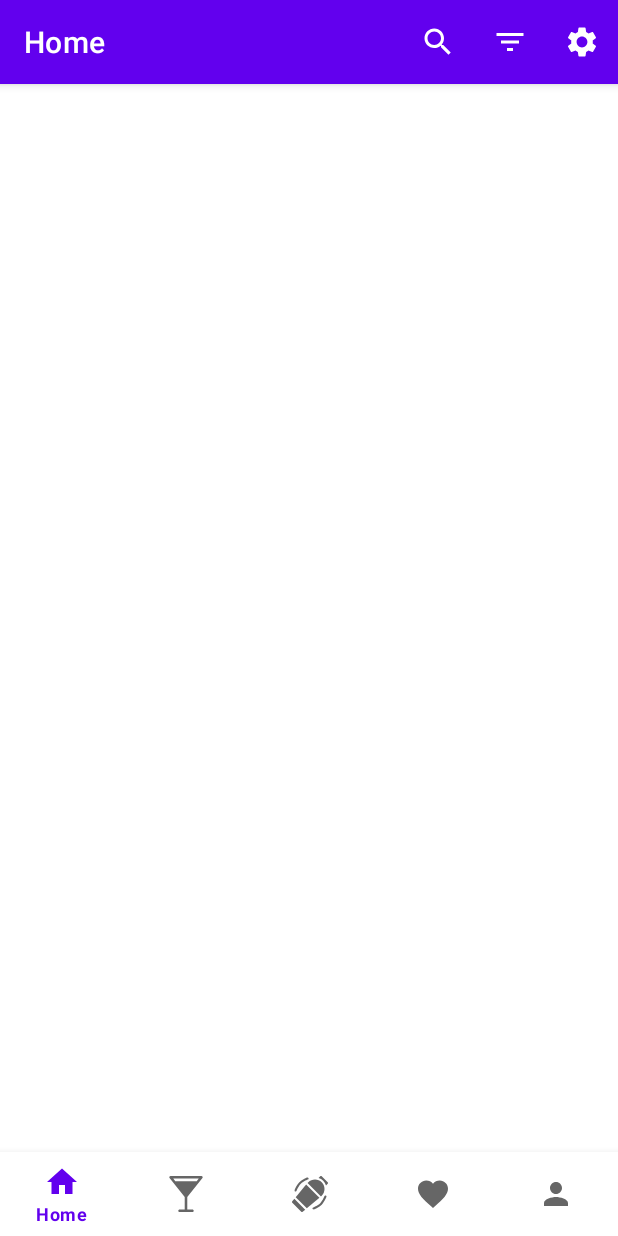
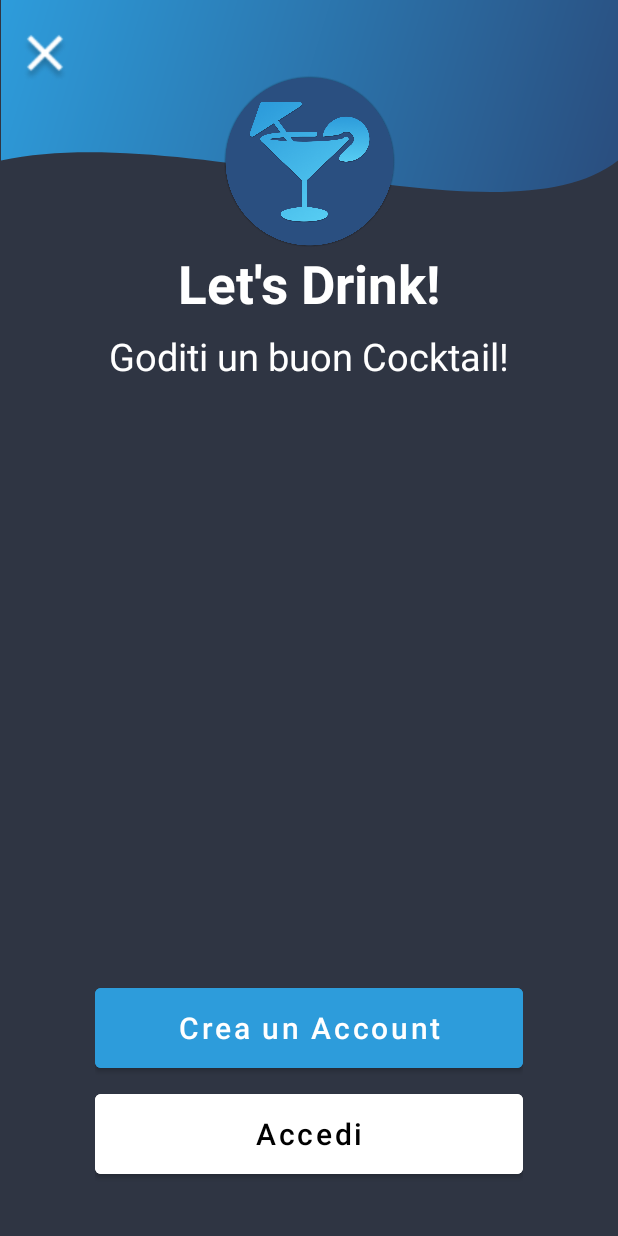
Before and after one commit to NicoloRicciardo/letsdrink, an Android app: the screen it shows after launch (MainActivity before the commit, AccessProfileActivity after it), on a phone screen of 412 x 824 dp. Run offline under Robolectric (Android 15) with nearby library versions, the phone set to English and light mode, and no system bars.

Commit message:
Continuazione creazione login e registrazione. Ristrutturato il sistema di crazione activity: inizio sostituzione activity con fragment.

```diff
--- a/app/src/main/AndroidManifest.xml
+++ b/app/src/main/AndroidManifest.xml
@@ -14,16 +14,18 @@
             android:label="@string/app_name"
             android:screenOrientation="portrait"
             android:theme="@style/Theme.LetsDrink">
+
+        </activity>
+
+        <activity
+            android:name=".ui.profile.AccessProfileActivity"
+            android:screenOrientation="portrait"
+            android:theme="@style/Theme.LetsDrinkProfilo">
             <intent-filter>
                 <action android:name="android.intent.action.MAIN" />
                 <category android:name="android.intent.category.LAUNCHER" />
             </intent-filter>
         </activity>
-
-        <activity
-            android:name=".ui.profile.AccessProfileActivity"
-            android:screenOrientation="portrait"
-            android:theme="@style/Theme.LetsDrinkProfilo"/>
 
         <activity
             android:name=".ui.profile.RegistrationActivity"
--- a/app/src/main/java/it/unimib/letsdrink/ui/profile/AccessProfileActivity.java
+++ b/app/src/main/java/it/unimib/letsdrink/ui/profile/AccessProfileActivity.java
@@ -1,11 +1,13 @@
 package it.unimib.letsdrink.ui.profile;
 
 import androidx.appcompat.app.AppCompatActivity;
+import androidx.fragment.app.FragmentTransaction;
 
 import android.content.Intent;
 import android.os.Bundle;
 import android.view.View;
 import android.widget.Button;
+import android.widget.ImageButton;
 
 import it.unimib.letsdrink.R;
 
@@ -13,13 +15,34 @@ public class AccessProfileActivity extends AppCompatActivity {
 
     private Button btn_registrazione;
     private com.google.android.material.button.MaterialButton btn_accedi;
+    UserAccessFragment accessFragment;
 
     @Override
     protected void onCreate(Bundle savedInstanceState) {
         super.onCreate(savedInstanceState);
         setContentView(R.layout.activity_access_profile);
 
-        setBtn_registrazione();
+        setAccessFragment();
+        onCloseActivity();
+        //setBtn_registrazione();
+    }
+
+    private void setAccessFragment() {
+        accessFragment = new UserAccessFragment();
+        final FragmentTransaction transaction = getSupportFragmentManager().beginTransaction();
+        transaction.replace(R.id.access_frame, accessFragment);
+        transaction.addToBackStack(null);
+        transaction.commit();
+    }
+
+    private void onCloseActivity() {
+        ImageButton btn_close = findViewById(R.id.button_close);
+        btn_close.setOnClickListener(new View.OnClickListener() {
+            @Override
+            public void onClick(View v) {
+                finish();
+            }
+        });
     }
 
     private void setBtn_registrazione() {
@@ -32,8 +55,6 @@ public class AccessProfileActivity extends AppCompatActivity {
                 overridePendingTransition(R.anim.slide_in_right, R.anim.slide_out_left);
             }
         });
-
-
     }
 
     private void setBtn_accedi() {
--- /dev/null
+++ b/app/src/main/java/it/unimib/letsdrink/ui/profile/UserAccessFragment.java
@@ -0,0 +1,32 @@
+package it.unimib.letsdrink.ui.profile;
+
+import android.os.Bundle;
+
+import androidx.fragment.app.Fragment;
+
+import android.view.LayoutInflater;
+import android.view.View;
+import android.view.ViewGroup;
+
+import it.unimib.letsdrink.R;
+
+
+public class UserAccessFragment extends Fragment {
+
+    public UserAccessFragment() {
+        // Required empty public constructor
+    }
+
+    @Override
+    public void onCreate(Bundle savedInstanceState) {
+        super.onCreate(savedInstanceState);
+
+    }
+
+    @Override
+    public View onCreateView(LayoutInflater inflater, ViewGroup container,
+                             Bundle savedInstanceState) {
+        // Inflate the layout for this fragment
+        return inflater.inflate(R.layout.fragment_user_access, container, false);
+    }
+}
--- /dev/null
+++ b/app/src/main/res/drawable/image_button_close_colors.xml
@@ -0,0 +1,8 @@
+<selector xmlns:android="http://schemas.android.com/apk/res/android">
+    <item android:state_pressed="true"
+        android:drawable="@drawable/close_button_pressed" /> <!-- pressed -->
+<item android:state_focused="true"
+android:drawable="@drawable/close_button_pressed" /> <!-- focused -->
+
+<item android:drawable="@drawable/close_button" /> <!-- default -->
+    </selector>
--- a/app/src/main/res/layout/activity_access_profile.xml
+++ b/app/src/main/res/layout/activity_access_profile.xml
@@ -4,88 +4,48 @@
     xmlns:tools="http://schemas.android.com/tools"
     android:layout_width="match_parent"
     android:layout_height="match_parent"
-    tools:context=".ui.profile.AccessProfileActivity"
-    android:background="@color/ebony_clay">
+    android:background="@color/ebony_clay"
+    tools:context=".ui.profile.AccessProfileActivity">
 
     <ImageView
-        android:id="@+id/image_logo"
+        android:id="@+id/top_waved_bar"
         android:layout_width="wrap_content"
         android:layout_height="wrap_content"
-        android:layout_marginTop="56dp"
         app:layout_constraintEnd_toEndOf="parent"
         app:layout_constraintStart_toStartOf="parent"
         app:layout_constraintTop_toTopOf="parent"
-        app:srcCompat="@drawable/ic_logo_svg"
-        android:outlineProvider="paddedBounds"/>
+        app:srcCompat="@drawable/gfx_top_waved_bar" />
 
-    <LinearLayout
-        android:id="@+id/linearLayout"
-        android:layout_width="wrap_content"
-        android:layout_height="wrap_content"
-        android:layout_marginTop="25dp"
-        android:orientation="vertical"
+    <ImageView
+        android:id="@+id/gfx_logo"
+        android:layout_width="115dp"
+        android:layout_height="115dp"
+        android:layout_marginTop="50dp"
         app:layout_constraintEnd_toEndOf="parent"
         app:layout_constraintStart_toStartOf="parent"
-        app:layout_constraintTop_toBottomOf="@id/image_logo">
+        app:layout_constraintTop_toTopOf="parent"
+        app:srcCompat="@drawable/gfx_logo" />
 
-        <TextView
-            android:id="@+id/text_nome_app"
-            android:layout_width="wrap_content"
-            android:layout_height="wrap_content"
-            android:layout_gravity="center"
-            android:text="@string/app_name"
-            android:textColor="@color/white"
-            android:textSize="35sp"
-            android:textStyle="bold" />
+    <ImageButton
+        android:id="@+id/button_close"
+        style="?android:attr/borderlessButtonStyle"
+        android:layout_width="40dp"
+        android:layout_height="40dp"
+        android:layout_marginStart="10dp"
+        android:layout_marginTop="15dp"
+        android:adjustViewBounds="true"
+        android:background="?attr/selectableItemBackgroundBorderless"
+        android:scaleType="fitStart"
+        android:src="@drawable/image_button_close_colors"
+        app:layout_constraintStart_toStartOf="parent"
+        app:layout_constraintTop_toTopOf="parent" />
 
-        <TextView
-            android:id="@+id/text_benvenuto"
-            android:layout_width="wrap_content"
-            android:layout_height="wrap_content"
-            android:layout_marginTop="7dp"
-            android:text="Goditi un buon Cocktail!"
-            android:textColor="@color/white"
-            android:textSize="25sp" />
+    <FrameLayout
+        android:id="@+id/access_frame"
+        android:layout_width="match_parent"
+        android:layout_height="match_parent"
+        app:layout_constraintTop_toBottomOf="@+id/gfx_logo"
+        android:layout_marginTop="165dp"/>
 
-    </LinearLayout>
-
-    <LinearLayout
-        android:layout_width="wrap_content"
-        android:layout_height="wrap_content"
-        android:layout_marginBottom="35dp"
-        android:orientation="vertical"
-        app:layout_constraintBottom_toBottomOf="parent"
-        app:layout_constraintEnd_toEndOf="parent"
-        app:layout_constraintStart_toStartOf="parent">
-
-        <Button
-            android:id="@+id/button_registrazione"
-            android:layout_width="wrap_content"
-            android:layout_height="wrap_content"
-            android:backgroundTint="@color/curious_blue"
-            android:text="Crea un Account"
-            android:textSize="20sp"
-            android:textAllCaps="false"
-            android:height="65dp"
-            android:width="285dp"
-            android:layout_gravity="center"
-            />
-
-        <com.google.android.material.button.MaterialButton
-            android:id="@+id/button_accedi"
-            android:layout_width="wrap_content"
-            android:layout_height="wrap_content"
-            android:backgroundTint="@color/white"
-            android:text="Accedi"
-            android:textColor="@color/black"
-            android:textSize="20sp"
-            android:textAllCaps="false"
-            android:height="65dp"
-            android:width="285dp"
-            android:layout_marginTop="5dp"
-            app:rippleColor="@color/alto"
-            />
-
-    </LinearLayout>
 
 </androidx.constraintlayout.widget.ConstraintLayout>
--- /dev/null
+++ b/app/src/main/res/layout/fragment_user_access.xml
@@ -0,0 +1,84 @@
+<?xml version="1.0" encoding="utf-8"?>
+<FrameLayout xmlns:android="http://schemas.android.com/apk/res/android"
+    xmlns:app="http://schemas.android.com/apk/res-auto"
+    xmlns:tools="http://schemas.android.com/tools"
+    android:layout_width="match_parent"
+    android:layout_height="match_parent"
+    tools:context=".ui.profile.UserAccessFragment">
+
+    <androidx.constraintlayout.widget.ConstraintLayout
+        android:layout_width="match_parent"
+        android:layout_height="match_parent">
+
+        <LinearLayout
+            android:id="@+id/linearLayout"
+            android:layout_width="wrap_content"
+            android:layout_height="wrap_content"
+            android:orientation="vertical"
+            app:layout_constraintEnd_toEndOf="parent"
+            app:layout_constraintStart_toStartOf="parent"
+            app:layout_constraintTop_toTopOf="parent">
+
+            <TextView
+                android:id="@+id/text_nome_app"
+                android:layout_width="wrap_content"
+                android:layout_height="wrap_content"
+                android:layout_gravity="center"
+                android:text="@string/app_name"
+                android:textColor="@color/white"
+                android:textSize="35sp"
+                android:textStyle="bold" />
+
+            <TextView
+                android:id="@+id/text_benvenuto"
+                android:layout_width="wrap_content"
+                android:layout_height="wrap_content"
+                android:layout_marginTop="7dp"
+                android:text="Goditi un buon Cocktail!"
+                android:textColor="@color/white"
+                android:textSize="25sp" />
+
+        </LinearLayout>
+
+        <LinearLayout
+            android:layout_width="wrap_content"
+            android:layout_height="wrap_content"
+            android:layout_marginBottom="35dp"
+            android:orientation="vertical"
+            app:layout_constraintBottom_toBottomOf="parent"
+            app:layout_constraintEnd_toEndOf="parent"
+            app:layout_constraintStart_toStartOf="parent">
+
+            <Button
+                android:id="@+id/button_registrazione"
+                android:layout_width="wrap_content"
+                android:layout_height="wrap_content"
+                android:backgroundTint="@color/curious_blue"
+                android:text="Crea un Account"
+                android:textSize="20sp"
+                android:textAllCaps="false"
+                android:height="65dp"
+                android:width="285dp"
+                android:layout_gravity="center"
+                />
+
+            <com.google.android.material.button.MaterialButton
+                android:id="@+id/button_accedi"
+                android:layout_width="wrap_content"
+                android:layout_height="wrap_content"
+                android:backgroundTint="@color/white"
+                android:text="Accedi"
+                android:textColor="@color/black"
+                android:textSize="20sp"
+                android:textAllCaps="false"
+                android:height="65dp"
+                android:width="285dp"
+                android:layout_marginTop="5dp"
+                app:rippleColor="@color/alto"
+                />
+
+        </LinearLayout>
+
+    </androidx.constraintlayout.widget.ConstraintLayout>
+
+</FrameLayout>
```
Also changed, not shown: app/src/main/ic_launcher_gfx-playstore.png (added), app/src/main/res/drawable-v24/close_button.png (added), app/src/main/res/drawable-v24/close_button_pressed.png (added), app/src/main/res/drawable-v24/gfx_logo.png (added).
